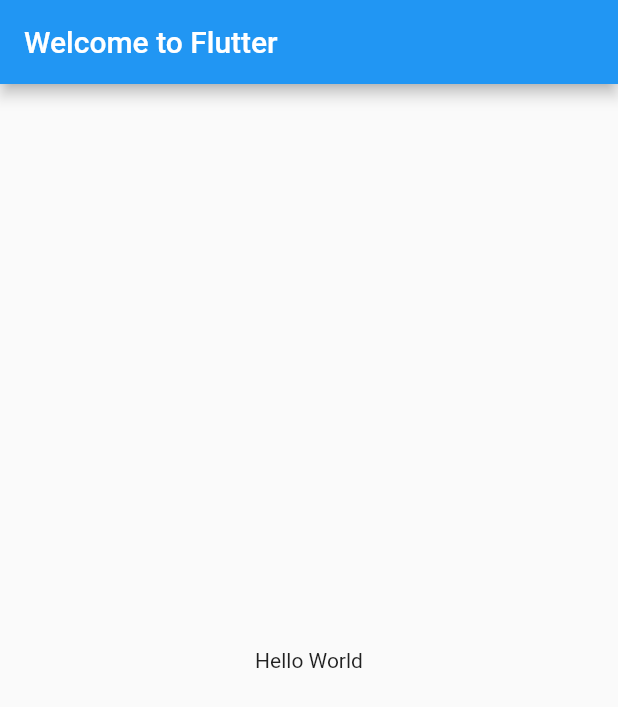
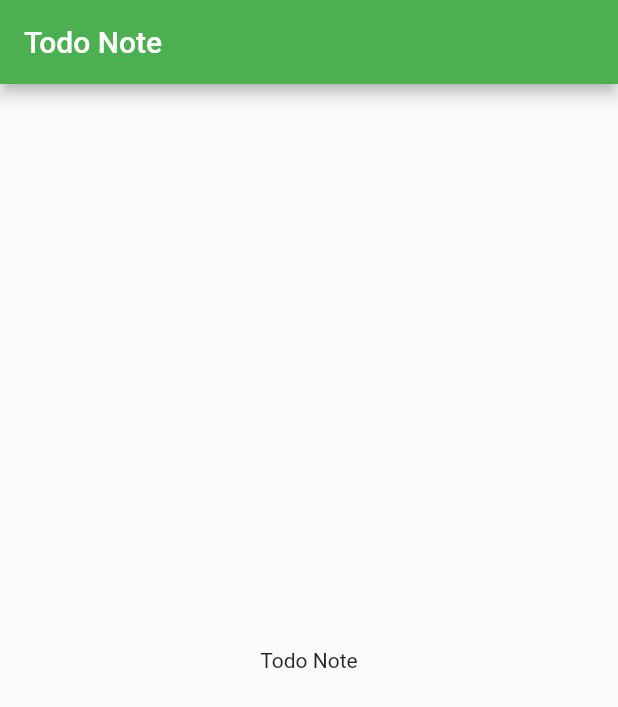
Before and after one commit to vietduy1512/flutter-note-demo, a Flutter app: the screen it shows after launch, on a phone screen of 412 x 824 dp. Shown: the top 707 px of the screen. Run offline on Flutter 3.47's test engine with Material 2 defaults, Android fonts, the phone set to English and light mode, and no system bars.

Commit message:
2. Stateless and Stateful Widget

```diff
--- a/note_demo/lib/main.dart
+++ b/note_demo/lib/main.dart
@@ -6,15 +6,31 @@ class MyApp extends StatelessWidget {
   @override
   Widget build(BuildContext context) {
     return MaterialApp(
-      title: 'Welcome to Flutter',
-      home: Scaffold(
-        appBar: AppBar(
-          title: Text('Welcome to Flutter'),
-        ),
-        body: Center(
-          child: Text('Hello World'),
-        ),
-      ),
+      title: 'Todo Note',
+      theme: ThemeData(primaryColor: Colors.green),
+      home: HomePage(title: 'Todo Note'),
     );
   }
 }
+
+class HomePage extends StatefulWidget {
+  HomePage({Key key, this.title}) : super(key: key);
+  final String title;
+
+  @override
+  _HomePageState createState() => new _HomePageState();
+}
+
+class _HomePageState extends State<HomePage> {
+  @override
+  Widget build(BuildContext context) {
+    return Scaffold(
+      appBar: AppBar(
+        title: Text(widget.title),
+      ),
+      body: Center(
+        child: Text(widget.title),
+      )
+    );
+  }
+}
```
